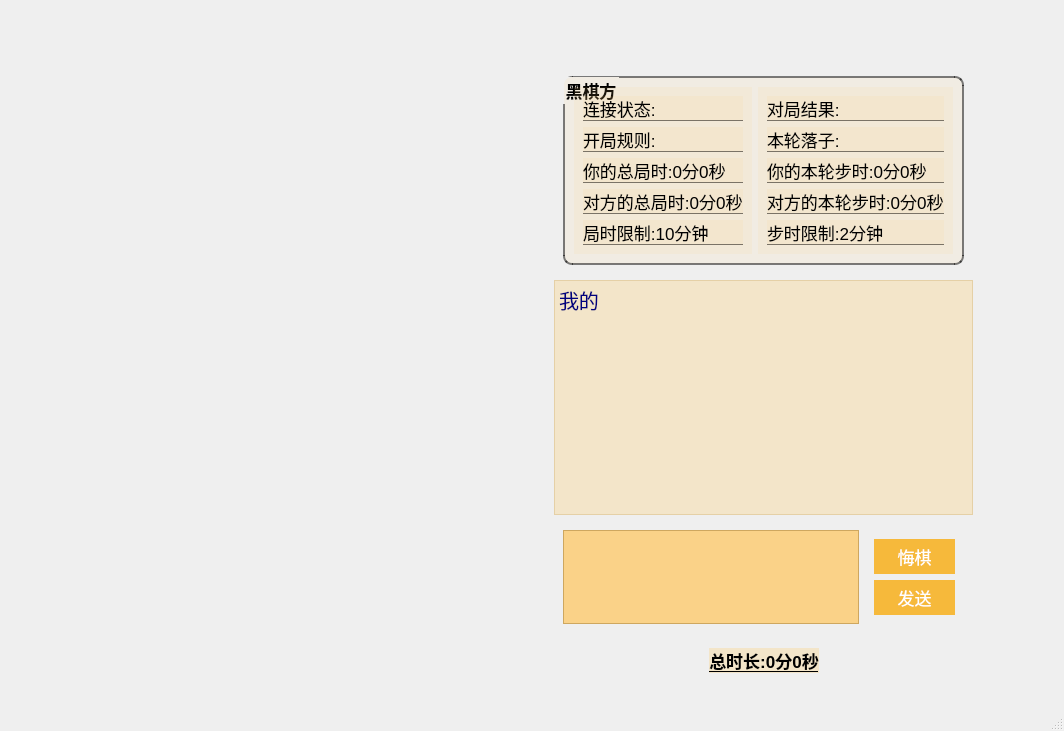
Old version of the form chessboard_remote_pvp.ui in the repository lgb666666661/Gobang.
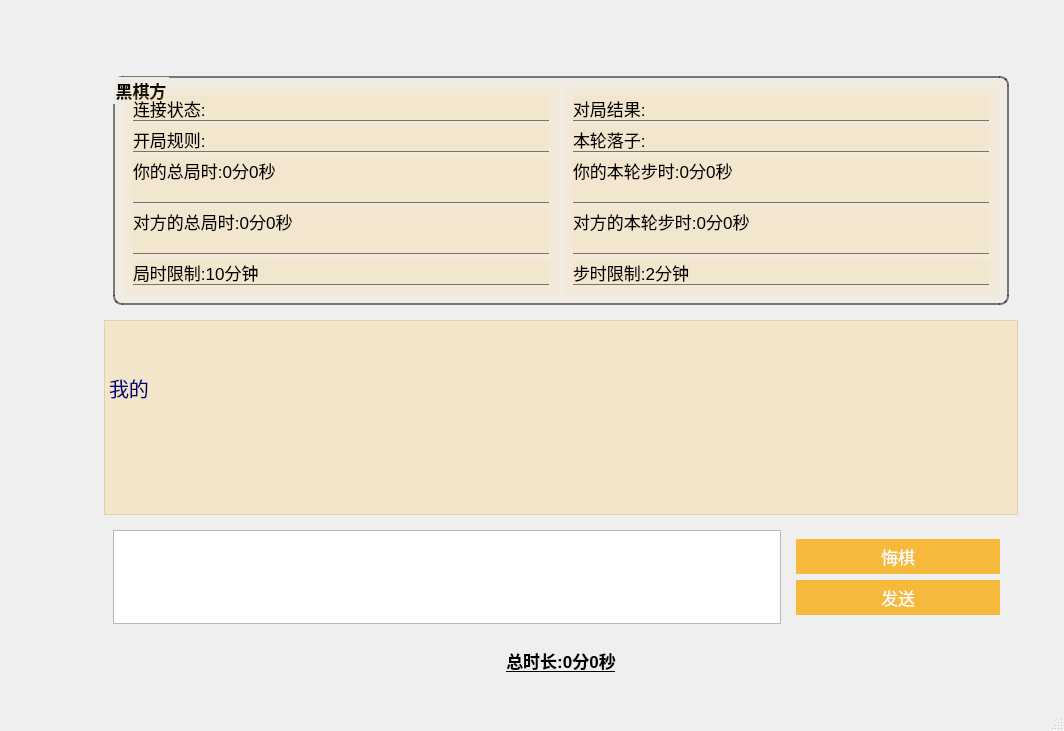
New version of the form.

Diff of the .ui file:
```diff
--- a/chessboard_remote_pvp.ui
+++ b/chessboard_remote_pvp.ui
@@ -167,7 +167,8 @@
                       </font>
                      </property>
                      <property name="text">
-                      <string>你的总局时:0分0秒</string>
+                                                                                        <string>你的总局时:0分0秒
+                                                                                        </string>
                      </property>
                     </widget>
                    </item>
@@ -180,7 +181,8 @@
                       </font>
                      </property>
                      <property name="text">
-                      <string>对方的总局时:0分0秒</string>
+                                                                                        <string>对方的总局时:0分0秒
+                                                                                        </string>
                      </property>
                     </widget>
                    </item>
@@ -244,7 +246,8 @@
                       </font>
                      </property>
                      <property name="text">
-                      <string>你的本轮步时:0分0秒</string>
+                                                                                        <string>你的本轮步时:0分0秒
+                                                                                        </string>
                      </property>
                     </widget>
                    </item>
@@ -257,7 +260,8 @@
                       </font>
                      </property>
                      <property name="text">
-                      <string>对方的本轮步时:0分0秒</string>
+                                                                                        <string>对方的本轮步时:0分0秒
+                                                                                        </string>
                      </property>
                     </widget>
                    </item>
@@ -410,11 +414,19 @@
 text-align: center;</string>
             </property>
             <property name="html">
-             <string>&lt;!DOCTYPE HTML PUBLIC &quot;-//W3C//DTD HTML 4.0//EN&quot; &quot;http://www.w3.org/TR/REC-html40/strict.dtd&quot;&gt;
-&lt;html&gt;&lt;head&gt;&lt;meta name=&quot;qrichtext&quot; content=&quot;1&quot; /&gt;&lt;meta charset=&quot;utf-8&quot; /&gt;&lt;style type=&quot;text/css&quot;&gt;
-p, li { white-space: pre-wrap; }
-&lt;/style&gt;&lt;/head&gt;&lt;body style=&quot; font-family:'Microsoft YaHei UI'; font-size:20px; font-weight:400; font-style:normal;&quot;&gt;
-&lt;p style=&quot; margin-top:0px; margin-bottom:0px; margin-left:0px; margin-right:0px; -qt-block-indent:0; text-indent:0px;&quot;&gt;&lt;span style=&quot; font-size:20px;&quot;&gt;我的&lt;/span&gt;&lt;/p&gt;&lt;/body&gt;&lt;/html&gt;</string>
+                                                    <string>&lt;!DOCTYPE HTML PUBLIC &quot;-//W3C//DTD HTML 4.0//EN&quot;
+                                                        &quot;http://www.w3.org/TR/REC-html40/strict.dtd&quot;&gt;
+                                                        &lt;html&gt;&lt;head&gt;&lt;meta name=&quot;qrichtext&quot;
+                                                        content=&quot;1&quot; /&gt;&lt;meta charset=&quot;utf-8&quot; /&gt;&lt;style
+                                                        type=&quot;text/css&quot;&gt;
+                                                        p, li { white-space: pre-wrap; }
+                                                        &lt;/style&gt;&lt;/head&gt;&lt;body style=&quot;
+                                                        font-family:'Microsoft YaHei UI'; font-size:20px;
+                                                        font-weight:400; font-style:normal;&quot;&gt;
+                                                        &lt;p style=&quot; margin-top:0px; margin-bottom:0px;
+                                                        margin-left:0px; margin-right:0px; -qt-block-indent:0;
+                                                        text-indent:0px;&quot;&gt;&lt;span style=&quot; font-size:20px;&quot;&gt;我的&lt;/span&gt;&lt;/p&gt;&lt;/body&gt;&lt;/html&gt;
+                                                    </string>
             </property>
            </widget>
           </item>
@@ -424,10 +436,12 @@
              <item>
               <widget class="QTextEdit" name="textEdit">
                <property name="styleSheet">
-                <string notr="true">background-color:rgba(253, 203, 110, 0.8);
-font-size:20px;
-font-color:#00FF00;
-text-align: center;</string>
+                                                                <string notr="true">background-color:rgba(253, 203, 110,
+                                                                    0.8);
+                                                                    font-size:20px;
+                                                                    font-color:#00FF00;
+                                                                    text-align: center;
+                                                                </string>
                </property>
               </widget>
              </item>
@@ -480,7 +494,9 @@
                 </font>
                </property>
                <property name="styleSheet">
-                <string notr="true">background-color: rgba(253, 203, 110, 0.3)</string>
+                                                                <string notr="true">background-color: rgba(253, 203,
+                                                                    110, 0.3)
+                                                                </string>
                </property>
                <property name="text">
                 <string>总时长:0分0秒</string>
```
Left out of the diff: 104 changed lines with no effect on the pictures. Lines whose indentation alone changed are shown as unchanged.
